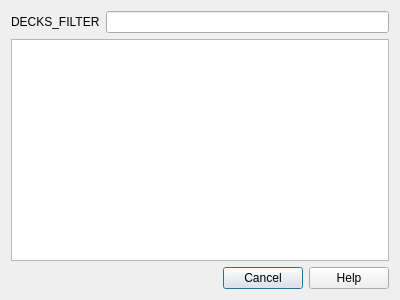
ankitects/anki, file qt/aqt/forms/studydeck.ui: the form before one commit.
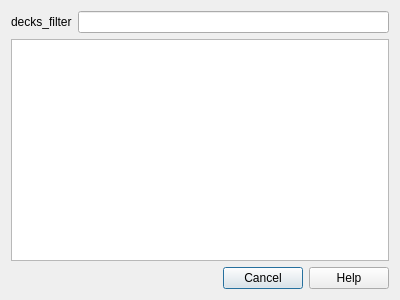
The form after the commit.

```diff
--- a/qt/aqt/forms/studydeck.ui
+++ b/qt/aqt/forms/studydeck.ui
@@ -19,7 +19,7 @@
      <item>
       <widget class="QLabel" name="label">
        <property name="text">
-        <string>DECKS_FILTER</string>
+        <string>decks_filter</string>
        </property>
       </widget>
      </item>
```
Left out of the diff: 2 changed lines with no effect on the pictures.
